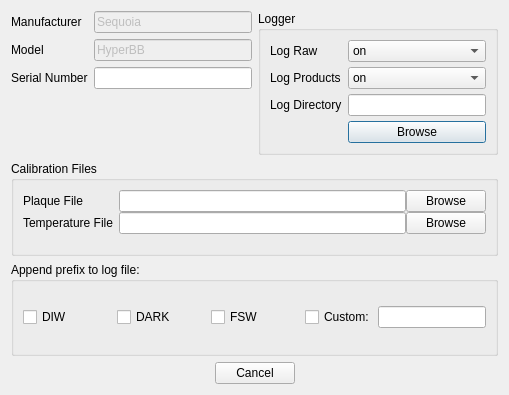
Above: inlinino/resources/setup_hyperbb.ui from OceanOptics/Inlinino before the change. Below: the same form after it.
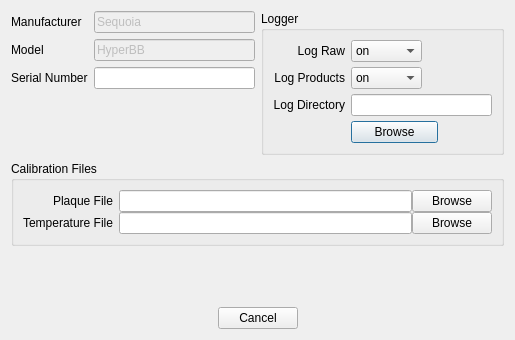
That is the form after the change.

Commit message:
Updated UI + Moved Append log file prefix to new dialog when start logging
    + Dialog are now modal which prevents accessing the main window (bug fix opened multiple time same setup dialog)
    + Added title to secondary figures showing spectrum (ACS, LISST)
    + Added method instrument.log_update_cfg and instrument.log_get_file_ext
    + Dialog Logging Options doesn't write parameters to configuration file
    + gui.py added parent window to each dialog
    + ressources/*.ui updated design and switch all dialog to modal
    +

Patch:
```diff
--- a/inlinino/resources/setup_hyperbb.ui
+++ b/inlinino/resources/setup_hyperbb.ui
@@ -6,8 +6,8 @@
    <rect>
     <x>0</x>
     <y>0</y>
-    <width>509</width>
-    <height>395</height>
+    <width>515</width>
+    <height>340</height>
    </rect>
   </property>
   <property name="windowTitle">
@@ -73,7 +73,7 @@
        <property name="title">
         <string>Logger</string>
        </property>
-       <layout class="QFormLayout" name="formLayout_2">
+       <layout class="QGridLayout" name="gridLayout">
         <property name="verticalSpacing">
          <number>5</number>
         </property>
@@ -82,10 +82,19 @@
           <property name="text">
            <string>Log Raw</string>
           </property>
+          <property name="alignment">
+           <set>Qt::AlignRight|Qt::AlignTrailing|Qt::AlignVCenter</set>
+          </property>
          </widget>
         </item>
         <item row="0" column="1">
          <widget class="QComboBox" name="combobox_log_raw">
+          <property name="maximumSize">
+           <size>
+            <width>71</width>
+            <height>30</height>
+           </size>
+          </property>
           <property name="currentIndex">
            <number>0</number>
           </property>
@@ -106,10 +115,19 @@
           <property name="text">
            <string>Log Products</string>
           </property>
+          <property name="alignment">
+           <set>Qt::AlignRight|Qt::AlignTrailing|Qt::AlignVCenter</set>
+          </property>
          </widget>
         </item>
         <item row="1" column="1">
          <widget class="QComboBox" name="combobox_log_products">
+          <property name="maximumSize">
+           <size>
+            <width>71</width>
+            <height>30</height>
+           </size>
+          </property>
           <property name="currentIndex">
            <number>0</number>
           </property>
@@ -130,13 +148,29 @@
           <property name="text">
            <string>Log Directory</string>
           </property>
+          <property name="alignment">
+           <set>Qt::AlignRight|Qt::AlignTrailing|Qt::AlignVCenter</set>
+          </property>
          </widget>
         </item>
         <item row="2" column="1">
-         <widget class="QLineEdit" name="le_log_path"/>
+         <widget class="QLineEdit" name="le_log_path">
+          <property name="minimumSize">
+           <size>
+            <width>125</width>
+            <height>0</height>
+           </size>
+          </property>
+         </widget>
         </item>
         <item row="3" column="1">
          <widget class="QPushButton" name="button_browse_log_directory">
+          <property name="maximumSize">
+           <size>
+            <width>87</width>
+            <height>40</height>
+           </size>
+          </property>
           <property name="text">
            <string>Browse</string>
           </property>
@@ -152,7 +186,7 @@
      <property name="title">
       <string>Calibration Files</string>
      </property>
-     <layout class="QFormLayout" name="formLayout">
+     <layout class="QGridLayout" name="gridLayout_2">
       <property name="verticalSpacing">
        <number>0</number>
       </property>
@@ -228,64 +262,17 @@
     </widget>
    </item>
    <item>
-    <widget class="QGroupBox" name="groupBox">
-     <property name="title">
-      <string>Append prefix to log file:</string>
+    <spacer name="verticalSpacer">
+     <property name="orientation">
+      <enum>Qt::Vertical</enum>
      </property>
-     <layout class="QHBoxLayout" name="horizontalLayout_6">
-      <item>
-       <widget class="QCheckBox" name="checkbox_prefix_diw">
-        <property name="text">
-         <string>DIW</string>
-        </property>
-       </widget>
-      </item>
-      <item>
-       <widget class="QCheckBox" name="checkbox_prefix_dark">
-        <property name="text">
-         <string>DARK</string>
-        </property>
-       </widget>
-      </item>
-      <item>
-       <widget class="QCheckBox" name="checkbox_prefix_fsw">
-        <property name="text">
-         <string>FSW</string>
-        </property>
-       </widget>
-      </item>
-      <item>
-       <layout class="QHBoxLayout" name="horizontalLayout_3">
-        <property name="spacing">
-         <number>0</number>
-        </property>
-        <item>
-         <widget class="QCheckBox" name="checkbox_prefix_custom">
-          <property name="text">
-           <string>Custom: </string>
-          </property>
-         </widget>
-        </item>
-        <item>
-         <widget class="QLineEdit" name="le_prefix_custom">
-          <property name="sizePolicy">
-           <sizepolicy hsizetype="Preferred" vsizetype="Fixed">
-            <horstretch>0</horstretch>
-            <verstretch>0</verstretch>
-           </sizepolicy>
-          </property>
-          <property name="inputMask">
-           <string/>
-          </property>
-          <property name="maxLength">
-           <number>10</number>
-          </property>
-         </widget>
-        </item>
-       </layout>
-      </item>
-     </layout>
-    </widget>
+     <property name="sizeHint" stdset="0">
+      <size>
+       <width>20</width>
+       <height>0</height>
+      </size>
+     </property>
+    </spacer>
    </item>
    <item>
     <widget class="QDialogButtonBox" name="button_box">
```
Left out of the diff: 24 changed lines with no effect on the pictures. The commit also changes 19 other files.
